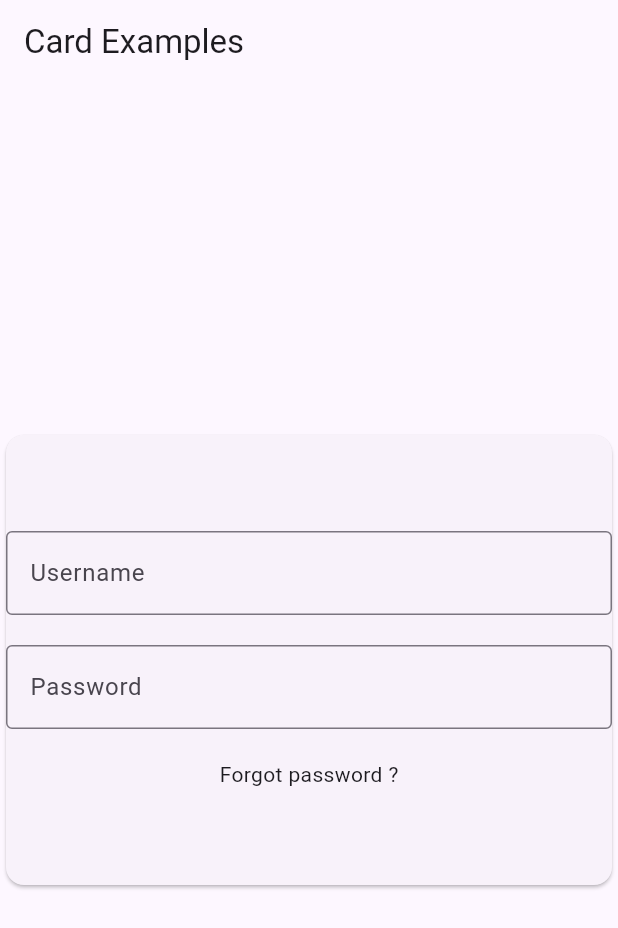
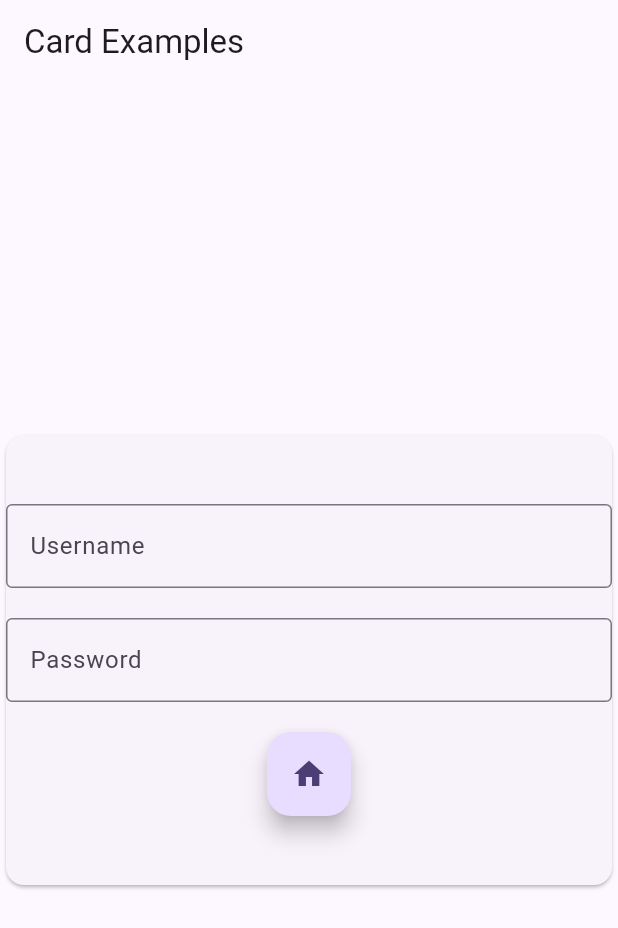
Before and after one commit to Turbotard/flutterproject, a Flutter app: the screen it shows after launch, after a tap on the "account circle" icon, on a phone screen of 412 x 824 dp. Shown: the top 928 px of the screen. Run offline on Flutter 3.47's test engine with Material 2 defaults, Android fonts, the phone set to English and light mode, and no system bars.

Commit message:
nav upgrade

```diff
--- a/lib/login.dart
+++ b/lib/login.dart
@@ -28,6 +28,7 @@ class ElevatedCardExample extends StatelessWidget {
 
   @override
   Widget build(BuildContext context) {
+    const IconData home = IconData(0xe318, fontFamily: 'MaterialIcons');
     return Center(
       child: Card(
         child: SizedBox(
@@ -62,10 +63,20 @@ class ElevatedCardExample extends StatelessWidget {
                 //   },
                 //   tooltip: 'Accueil',
                 // ),
-                Text(
-                  "Forgot password ?",
-                )
-              ],
+                // Text(
+                //   "Forgot password ?",
+                // )
+                FloatingActionButton(
+                  onPressed: () {
+                    Navigator.push(
+                      context,
+                      MaterialPageRoute(builder: (context) => MyApp()),
+                    );
+                  },
+                  tooltip: 'Se connecter',
+                  child: Icon(home),
+                ),
+              ]
             ),
           ),
         ),
```
